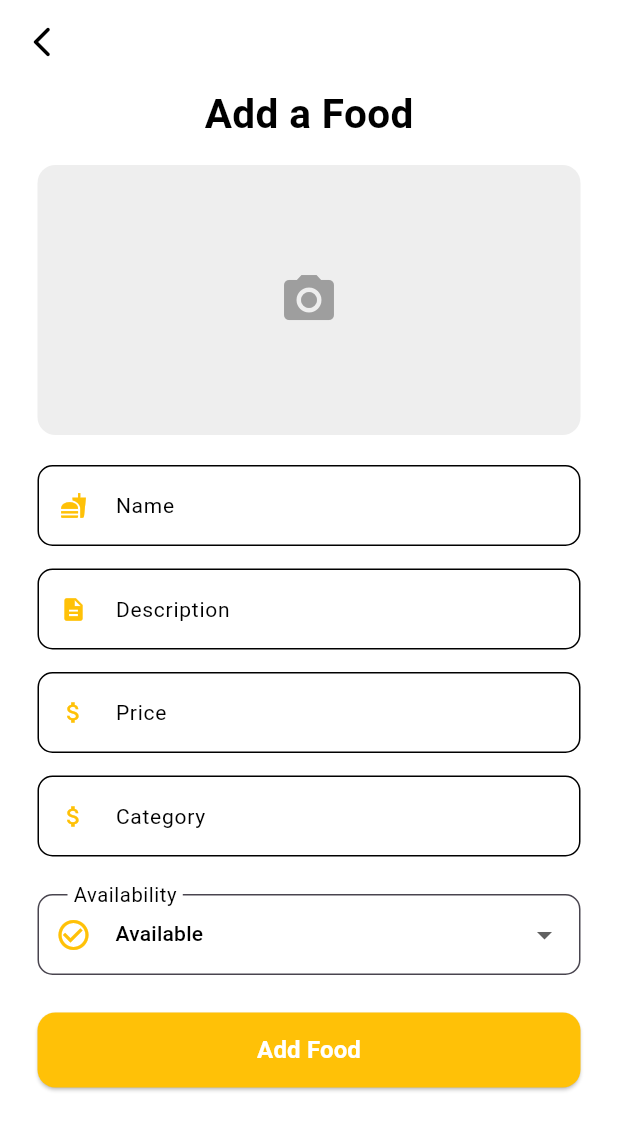
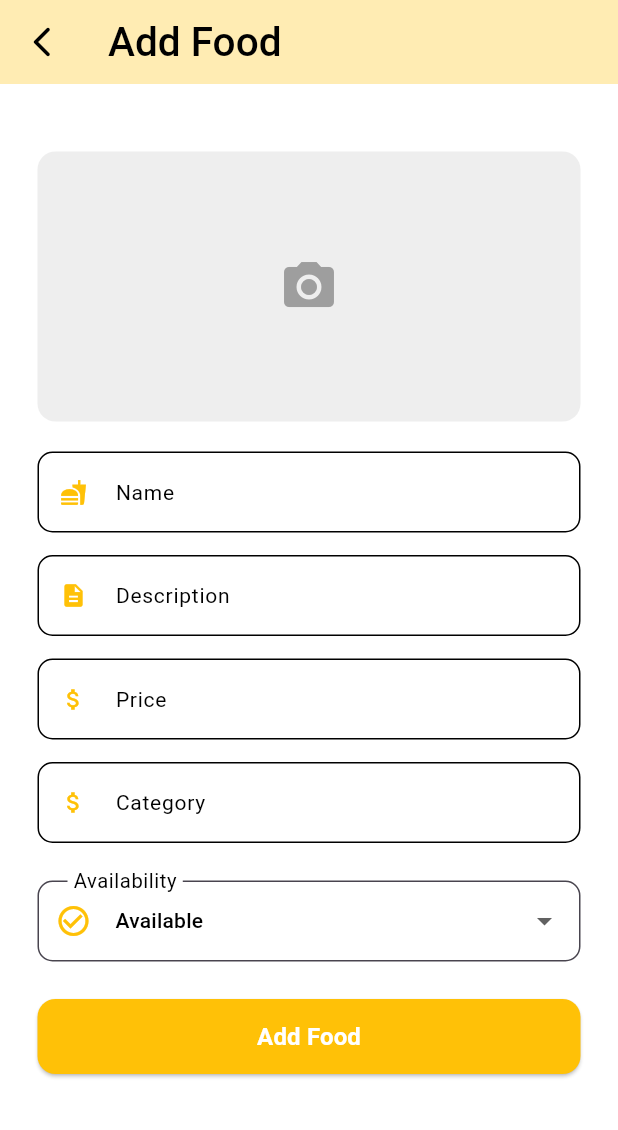
Before and after one commit to Sachith-AB/Bus-Booking-System, a Flutter app: the FoodCreatePage screen opened by its route, on a phone screen of 412 x 824 dp. Shown: the top 1130 px of the screen. Run offline on Flutter 3.47's test engine with Material 3 defaults, Android fonts, the phone set to English and light mode, and no system bars; our stand-ins replace cloud_firestore, firebase_auth, firebase_core, get, image_picker, shared_preferences; accounts and stored records are empty.

Commit message:
add add_food button to app bar and redirect it to create_food page

```diff
--- a/lib/src/app/components/custom_app_bar.dart
+++ b/lib/src/app/components/custom_app_bar.dart
@@ -7,6 +7,7 @@ class CustomAppBar extends StatelessWidget implements PreferredSizeWidget {
   final Color backgroundColor;
   final bool showBackButton;
   final VoidCallback? onBack;
+  final bool showAddfoodButton;
   final bool showCartButton;
 
   const CustomAppBar({
@@ -16,6 +17,7 @@ class CustomAppBar extends StatelessWidget implements PreferredSizeWidget {
     this.showBackButton = true,
     this.onBack,
     this.showCartButton = false,
+    this.showAddfoodButton = false,
   });
 
   @override
@@ -37,6 +39,13 @@ class CustomAppBar extends StatelessWidget implements PreferredSizeWidget {
       )
           : null,
       actions: [
+        if (showAddfoodButton == true)
+          IconButton(
+            icon: const Icon(Icons.add),
+            onPressed: () {
+              Get.toNamed('/create-food');
+            },
+          ),
         if(showCartButton)
           Stack(
             children: [
--- a/lib/src/app/views/hotelowner/food/food_create.dart
+++ b/lib/src/app/views/hotelowner/food/food_create.dart
@@ -2,9 +2,9 @@ import 'package:bus_booking/src/app/components/custom_app_bar.dart';
 import 'package:bus_booking/src/app/components/custom_dynamic_form.dart';
 import 'package:bus_booking/src/app/components/input_field_config.dart';
 import 'package:bus_booking/src/app/components/primary_button.dart';
-import 'package:bus_booking/src/app/components/primary_header.dart';
 import 'package:bus_booking/src/app/controllers/hotelOwner/create_food_controller.dart';
 import 'package:bus_booking/src/app/views/hotelOwner/food/components/image_picker_card.dart';
+import 'package:bus_booking/src/utils/color/colors.dart';
 import 'package:bus_booking/src/utils/popup_warning.dart';
 import 'package:flutter/material.dart';
 import 'package:get/get.dart';
@@ -39,7 +39,13 @@ class _FoodCreatePageState extends State<FoodCreatePage> {
     return Scaffold(
       backgroundColor: Colors.white,
       resizeToAvoidBottomInset: false,
-      appBar: const CustomAppBar(),
+      appBar: CustomAppBar(
+        title: "Add Food",
+        backgroundColor: KColors.appPrimary.shade100,
+        showBackButton: true,
+        showAddfoodButton: false,
+        showCartButton: false,
+      ),
       body: SingleChildScrollView(
         scrollDirection: Axis.vertical,
         physics: const BouncingScrollPhysics(),
@@ -47,8 +53,8 @@ class _FoodCreatePageState extends State<FoodCreatePage> {
         child: Column(
           crossAxisAlignment: CrossAxisAlignment.center,
           children: [
-            const PrimaryHeader(text: "Add a Food"),
-            const SizedBox(height: 15),
+            // const PrimaryHeader(text: "Add a Food"),
+            const SizedBox(height: 45),
             Container(
               padding: const EdgeInsets.symmetric(horizontal: 25),
               child: Column(
--- a/lib/src/app/views/user/Search/search_screen.dart
+++ b/lib/src/app/views/user/Search/search_screen.dart
@@ -91,6 +91,7 @@ class _SearchPageState extends State<SearchPage> {
         appBar: CustomAppBar(
           showBackButton: false,
           showCartButton: _showCartButton,
+          showAddfoodButton: !_showCartButton,
           backgroundColor: KColors.appPrimary.shade100,
           title: _showCartButton ?'Search': 'Foods',
         ),
```
